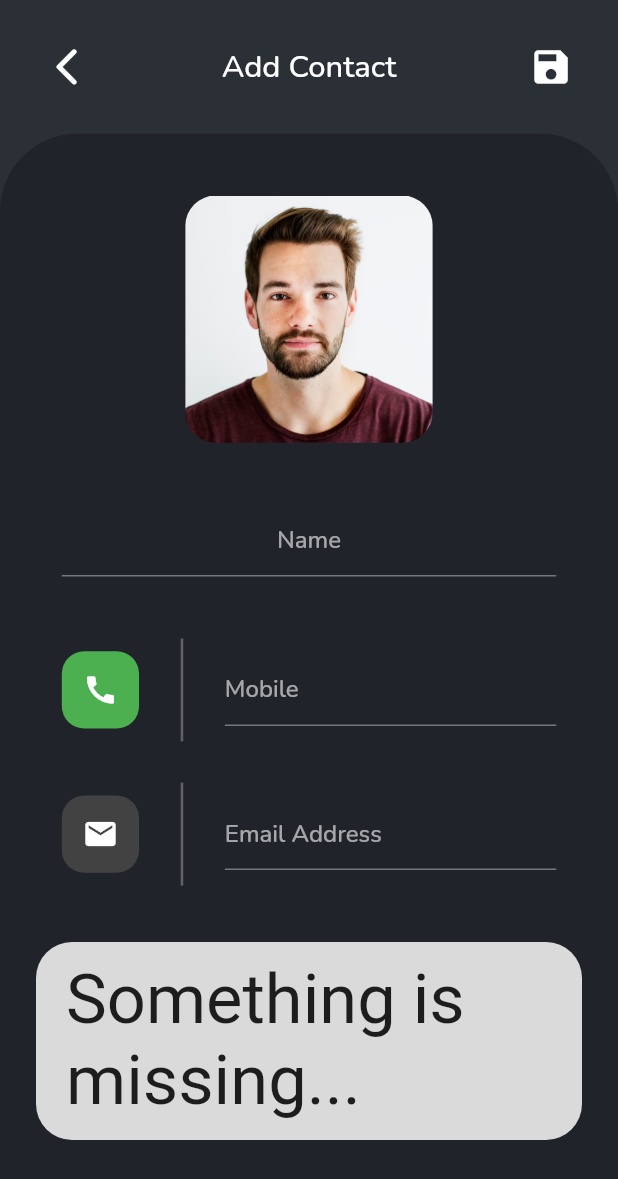
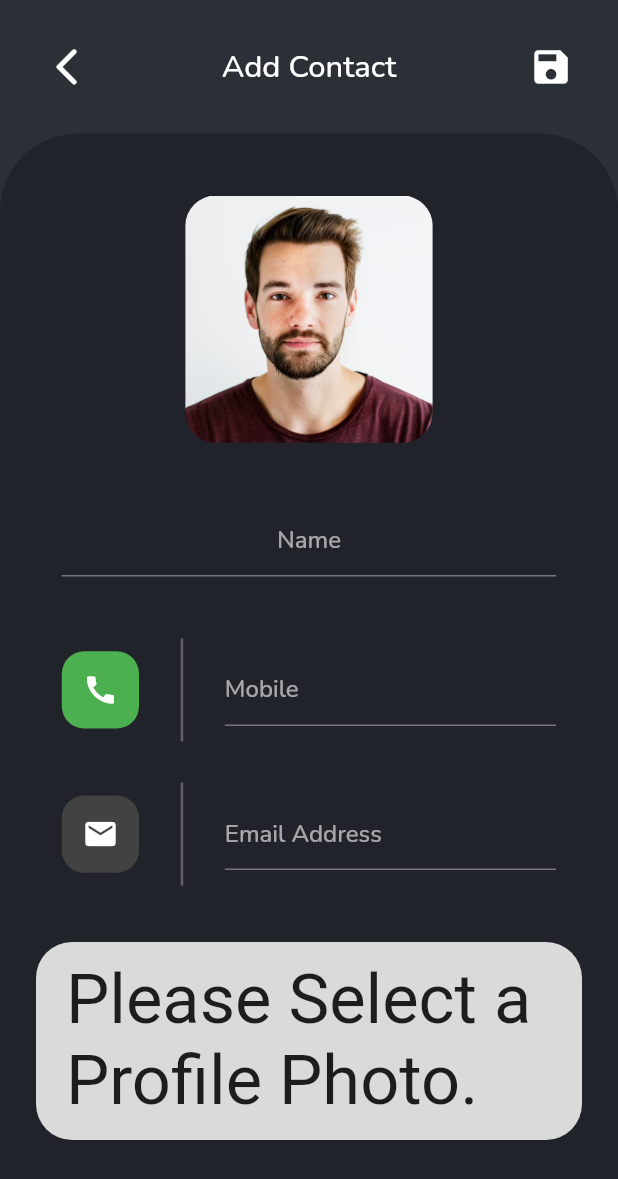
Before and after one commit to Rahul-Rasve/PhoneBook, a Flutter app: the AddContact screen opened by its route, after a tap on the "save" icon, on a phone screen of 412 x 824 dp. Shown: the top 1179 px of the screen. Run offline on Flutter 3.47's test engine with Material 2 defaults, Android fonts, the phone set to English and light mode, and no system bars; our stand-ins replace fluttertoast, google_nav_bar, image_picker, shared_preferences, sqflite; accounts and stored records are empty.

Commit message:
improvements in addContact and contactDetails

```diff
--- a/lib/database/db_handler.dart
+++ b/lib/database/db_handler.dart
@@ -108,7 +108,8 @@ class DbHandler {
   //get all contacts
   Future<List<Contact>> getAllContacts() async {
     Database db = await instance.database;
-    List<Map<String, dynamic>> maps = await db.query(table);
+    List<Map<String, dynamic>> maps =
+        await db.query(table, orderBy: '$colName ASC');
 
     return List.generate(
       maps.length,
--- a/lib/screens/add_contact.dart
+++ b/lib/screens/add_contact.dart
@@ -64,7 +64,16 @@ class _AddContactState extends State<AddContact> {
     var rnd = Random().nextInt(0xFFFFFFFF);
     var uuid = rnd.toRadixString(16).padLeft(8, '0');
 
-    if (_nameController.text == '' ||
+    if(imagePath == null){
+      Fluttertoast.showToast(
+        msg: 'Please Select a Profile Photo.',
+        fontSize: screenWidth / 9,
+        toastLength: Toast.LENGTH_LONG,
+      );
+
+      return false;
+    }
+    else if (_nameController.text == '' ||
         _mobileController.text == '' ||
         _emailController.text == '') {
       Fluttertoast.showToast(
```
Also changed, not shown: lib/screens/contact_details.dart (+6 -3 lines).
